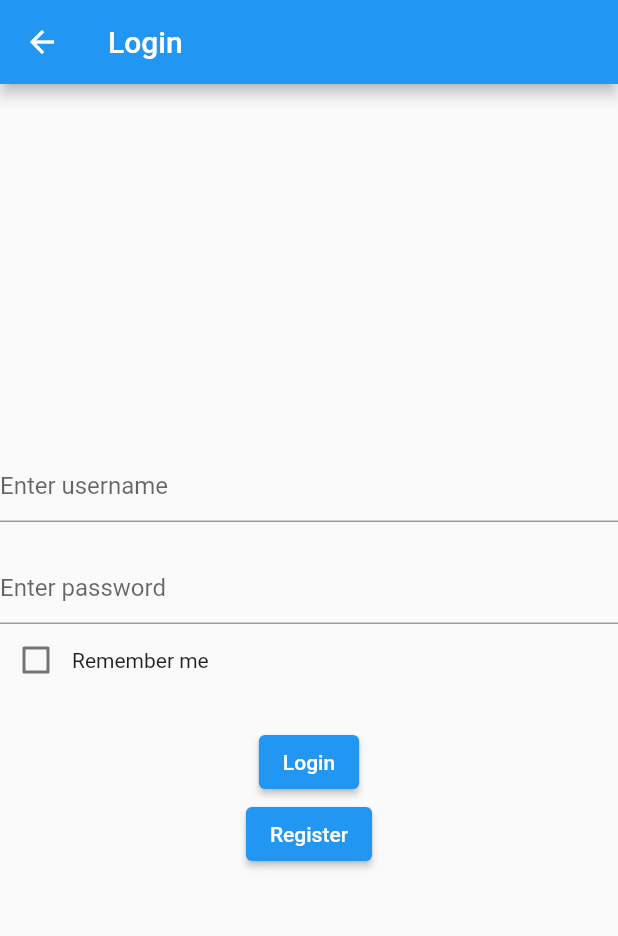
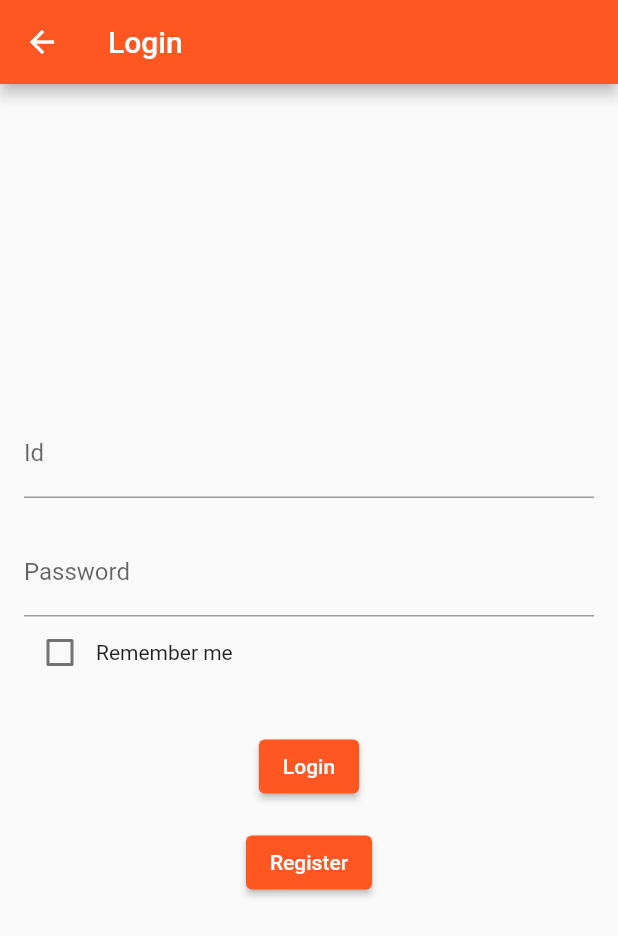
Before and after one commit to prerak26/Sous-Chef, a Flutter app: the screen it shows after launch, item 3 of the bottom bar chosen, after a tap on "Login", on a phone screen of 412 x 824 dp. Shown: the top 936 px of the screen. Run offline on Flutter 3.47's test engine with Material 2 defaults, Android fonts, the light colour scheme and no system bars; our stand-ins replace flutter_rating_bar, flutter_typeahead, google_fonts, persistent_bottom_nav_bar, shared_preferences; missing offline and left inert: dart:ffi, flutter_picker; network calls fail.

Commit message:
ui improvements

```diff
--- a/souschef_frontend/lib/login.dart
+++ b/souschef_frontend/lib/login.dart
@@ -12,6 +12,7 @@ class LoginView extends StatefulWidget {
 }
 
 class _LoginViewState extends State<LoginView> {
+  final _formKey = GlobalKey<FormState>();
   final _usernameController = TextEditingController();
   final _passwordController = TextEditingController();
   bool _rememberMe = false;
@@ -80,39 +81,49 @@ class _LoginViewState extends State<LoginView> {
     return Scaffold(
       appBar: AppBar(
         title: const Text('Login'),
+        backgroundColor:
+            widget.caller == "home" ? Colors.lightGreen : Colors.deepOrange,
       ),
-      body: Center(
+      body: Padding(
+        padding: const EdgeInsets.all(16),
+        child: Form(
+          key: _formKey,
           child: Column(
             mainAxisAlignment: MainAxisAlignment.center,
             children: <Widget>[
-            TextField(
+              TextFormField(
                 controller: _usernameController,
-              onChanged: (value) {
-                setState(() {
-                  //_username = value.trim();
-                });
+                decoration: const InputDecoration(
+                  labelText: 'Id',
+                ),
+                validator: (value) {
+                  if (value!.isEmpty) {
+                    return 'Please enter your User Id';
+                  }
+                  return null;
                 },
-              decoration: const InputDecoration(
-                hintText: 'Enter username',
-              ),
               ),
               const SizedBox(height: 20),
-            TextField(
+              TextFormField(
                 controller: _passwordController,
+                decoration: const InputDecoration(
+                  labelText: 'Password',
+                ),
                 obscureText: true,
-              onChanged: (value) {
-                setState(() {
-                  //_password = value.trim();
-                });
+                validator: (value) {
+                  if (value!.isEmpty) {
+                    return 'Please enter your Password';
+                  }
+                  return null;
                 },
-              decoration: const InputDecoration(
-                hintText: 'Enter password',
-              ),
               ),
               Row(
                 children: [
                   Checkbox(
                     value: _rememberMe,
+                    activeColor: widget.caller == "home"
+                        ? Colors.lightGreen
+                        : Colors.deepOrange,
                     onChanged: (value) {
                       setState(() {
                         _rememberMe = value!;
@@ -123,15 +134,41 @@ class _LoginViewState extends State<LoginView> {
                 ],
               ),
               const SizedBox(height: 20),
-            ElevatedButton(
-              onPressed: _login,
+              Column(
+                mainAxisAlignment: MainAxisAlignment.center,
+                children: [
+                  Padding(
+                    padding: const EdgeInsets.all(8),
+                    child: ElevatedButton(
+                      onPressed: () {
+                        if (_formKey.currentState!.validate()) {
+                          _login();
+                        }
+                      },
+                      style: ElevatedButton.styleFrom(
+                        backgroundColor: widget.caller == "home"
+                            ? Colors.lightGreen
+                            : Colors.deepOrange,
+                      ),
                       child: const Text('Login'),
                     ),
-            ElevatedButton(
+                  ),
+                  Padding(
+                    padding: const EdgeInsets.all(8),
+                    child: ElevatedButton(
                       onPressed: _signup,
+                      style: ElevatedButton.styleFrom(
+                        backgroundColor: widget.caller == "home"
+                            ? Colors.lightGreen
+                            : Colors.deepOrange,
+                      ),
                       child: const Text('Register'),
                     ),
+                  ),
                 ],
+              ),
+            ],
+          ),
         ),
       ),
     );
--- a/souschef_frontend/lib/main.dart
+++ b/souschef_frontend/lib/main.dart
@@ -105,6 +105,7 @@ class Session {
   Map<String, String> headers;
   Session({required this.headers});
   String baseUrl = "http://localhost:3001";
+  // String baseUrl = "https://sous-chef-backend.onrender.com";
 
   Future<http.Response> get(String path) async {
     http.Response response =
--- a/souschef_frontend/lib/navigation.dart
+++ b/souschef_frontend/lib/navigation.dart
@@ -11,6 +11,8 @@ List<PersistentBottomNavBarItem> _navBarItems() {
     PersistentBottomNavBarItem(
       icon: const Icon(Icons.home),
       title: 'Home',
+      activeColorPrimary: Colors.lightGreen,
+      activeColorSecondary: Colors.lightGreen,
       routeAndNavigatorSettings: const RouteAndNavigatorSettings(
         initialRoute: "/",
         onGenerateRoute: RouteGenerator.generateRoute,
@@ -19,6 +21,8 @@ List<PersistentBottomNavBarItem> _navBarItems() {
     PersistentBottomNavBarItem(
       icon: const Icon(Icons.search),
       title: 'Discover',
+      activeColorPrimary: Colors.amber,
+      activeColorSecondary: Colors.amber,
       routeAndNavigatorSettings: const RouteAndNavigatorSettings(
         initialRoute: "/",
         onGenerateRoute: RouteGenerator.generateRoute,
@@ -27,6 +31,8 @@ List<PersistentBottomNavBarItem> _navBarItems() {
     PersistentBottomNavBarItem(
       icon: const Icon(Icons.add_box),
       title: 'Shopping List',
+      activeColorPrimary: Colors.deepOrange,
+      activeColorSecondary: Colors.deepOrange,
       routeAndNavigatorSettings: const RouteAndNavigatorSettings(
         initialRoute: "/",
         onGenerateRoute: RouteGenerator.generateRoute,
--- a/souschef_frontend/lib/shopping_list.dart
+++ b/souschef_frontend/lib/shopping_list.dart
@@ -142,7 +142,8 @@ class _ShoppingListViewState extends State<ShoppingListView> {
             children: <TextSpan>[
               TextSpan(
                 text: item.name,
-                  style: const TextStyle(fontWeight: FontWeight.bold)),
+                style: const TextStyle(fontWeight: FontWeight.bold),
+              ),
               TextSpan(text: ', ${item.quantity} ${item.kind}')
             ],
           ),
--- a/souschef_frontend/lib/widgets.dart
+++ b/souschef_frontend/lib/widgets.dart
@@ -4,21 +4,40 @@ import 'package:souschef_frontend/recipe.dart';
 Widget authorisationPage(BuildContext context, String caller) {
   return Scaffold(
     appBar: AppBar(
-      title: const Text('Authorisation'),
+      title: const Center(
+        child: Text('Authorisation'),
+      ),
+      backgroundColor: caller == "home" ? Colors.lightGreen : Colors.deepOrange,
     ),
     body: Center(
       child: Padding(
         padding: const EdgeInsets.all(8),
-        child: Column(children: [
-          ElevatedButton(
-            onPressed: () =>
-                {Navigator.of(context).pushNamed('/login', arguments: caller)},
-            child: const Text('Login'),
+        child: Column(mainAxisAlignment: MainAxisAlignment.center, children: [
+          Padding(
+            padding: const EdgeInsets.all(8),
+            child: ElevatedButton(
+              onPressed: () => {
+                Navigator.of(context).pushNamed('/login', arguments: caller)
+              },
+              style: ElevatedButton.styleFrom(
+                backgroundColor:
+                    caller == "home" ? Colors.lightGreen : Colors.deepOrange,
+              ),
+              child: const Text('Login'),
+            ),
           ),
-          ElevatedButton(
-            onPressed: () =>
-                {Navigator.of(context).pushNamed('/signup', arguments: caller)},
-            child: const Text('Register'),
+          Padding(
+            padding: const EdgeInsets.all(8),
+            child: ElevatedButton(
+              onPressed: () => {
+                Navigator.of(context).pushNamed('/signup', arguments: caller)
+              },
+              style: ElevatedButton.styleFrom(
+                backgroundColor:
+                    caller == "home" ? Colors.lightGreen : Colors.deepOrange,
+              ),
+              child: const Text('Register'),
+            ),
           ),
         ]),
       ),
@@ -26,21 +45,22 @@ Widget authorisationPage(BuildContext context, String caller) {
   );
 }
 
-void _onCardTap(int id, BuildContext context,obj) {
- Navigator.of(context)
-        .push(MaterialPageRoute(
-            builder: (context) => RecipePage(recipeId: id)))
-        .then((_){obj.setState(() {});});
+void _onCardTap(int id, BuildContext context, obj) {
+  Navigator.of(context)
+      .push(MaterialPageRoute(builder: (context) => RecipePage(recipeId: id)))
+      .then((_) {
+    obj.setState(() {});
+  });
 }
 
-Widget recipeCards(data,obj) {
+Widget recipeCards(data, obj) {
   return ListView.builder(
     itemCount: data.length,
     itemBuilder: (context, index) {
       return MouseRegion(
         cursor: SystemMouseCursors.click,
         child: GestureDetector(
-          onTap: () => _onCardTap(data[index].recipeid, context,obj),
+          onTap: () => _onCardTap(data[index].recipeid, context, obj),
           child: Card(
             child: ListTile(
               title: Text(data[index].title),
--- a/souschef_frontend/pubspec.yaml
+++ b/souschef_frontend/pubspec.yaml
@@ -47,6 +47,7 @@ dependencies:
   smooth_star_rating: ^1.1.1
   flutter_rating_bar: ^4.0.1
   flutter_picker: ^2.1.0
+  google_fonts: ^4.0.4
 
 
 
```
Also changed, not shown: souschef_frontend/lib/home.dart (+70 -30 lines), souschef_frontend/lib/recipe_form.dart (+14 -12 lines), souschef_frontend/lib/signup.dart (+18 -0 lines), 3 other files. Lines whose indentation alone changed are shown as unchanged.
